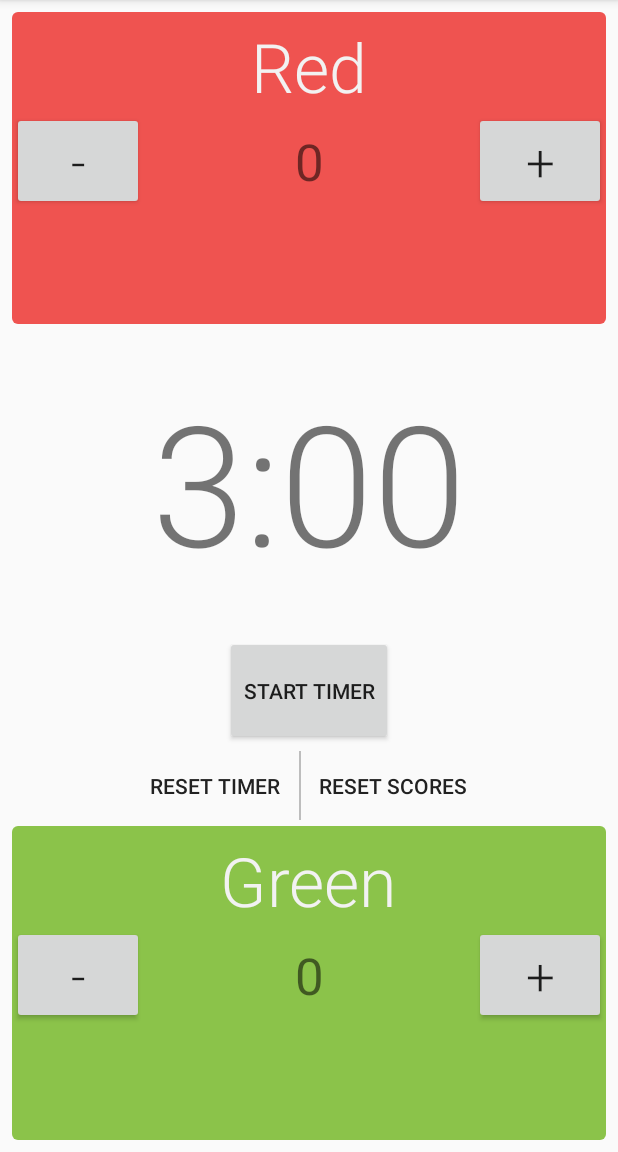
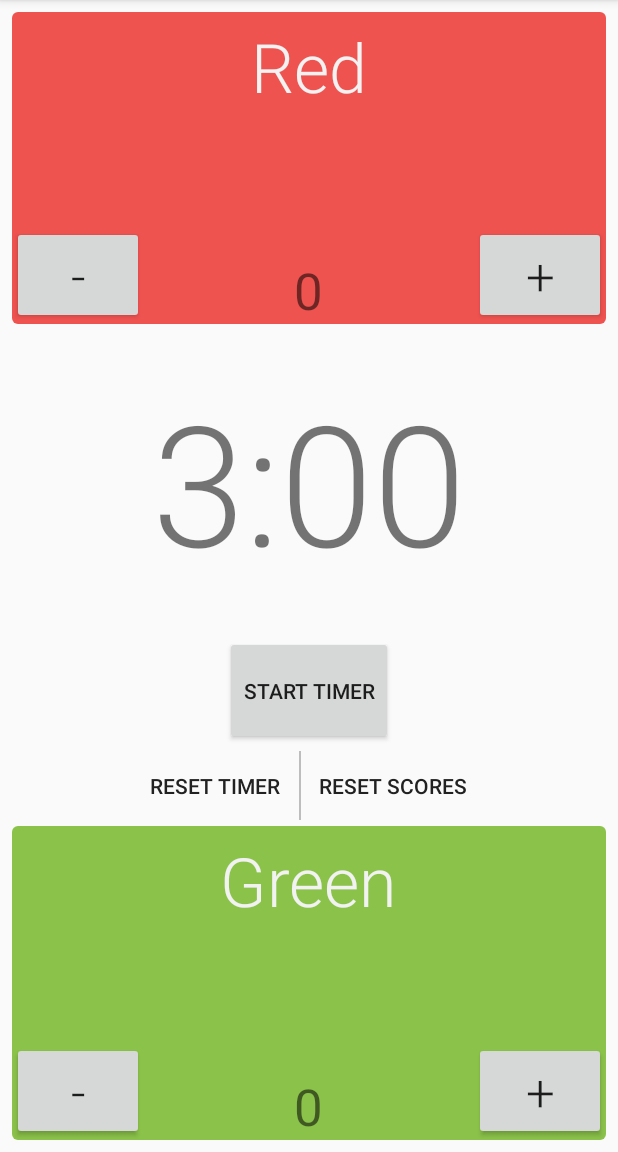
Before and after one commit to kevin-fang/FenceMe-Scorekeeper, an Android app: the screen it shows after launch (MainActivity), on a phone screen of 412 x 824 dp, the part 84-1236 px from its top. Run offline under Robolectric (Android 15) with nearby library versions, the phone set to English and light mode, and no system bars; our stand-ins replace AdMob; libraries missing offline, so code that uses them is left out: com.android.vending.

Commit message:
changed activity_main to relativelayout

```diff
--- a/app/src/main/res/layout/activity_main.xml
+++ b/app/src/main/res/layout/activity_main.xml
@@ -9,7 +9,7 @@
     android:padding="8dp"
     tools:context="com.kfang.fenceme.MainActivity">
 
-    <LinearLayout
+    <RelativeLayout
         android:layout_width="match_parent"
         android:layout_height="0dp"
         android:layout_weight="1"
@@ -19,6 +19,7 @@
         <TextView
             android:id="@+id/redSide"
             android:layout_width="wrap_content"
+            android:layout_centerHorizontal="true"
             android:layout_height="wrap_content"
             android:layout_gravity="center_horizontal"
             android:clickable="true"
@@ -31,23 +32,22 @@
             android:textColor="@color/colorNames"
             android:textSize="@dimen/player_name_size" />
 
-        <LinearLayout
-            android:layout_width="match_parent"
-            android:layout_height="match_parent">
-
         <Button
             android:id="@+id/minus_red"
             android:layout_width="wrap_content"
             android:layout_height="wrap_content"
             android:fontFamily="sans-serif-light"
+            android:layout_alignParentBottom="true"
             android:text="@string/subtract_point"
+            android:layout_alignParentStart="true"
             android:textSize="@dimen/button_text_size" />
 
         <TextView
             android:id="@+id/red_score"
-                android:layout_width="0dp"
+            android:layout_centerHorizontal="true"
+            android:layout_alignParentBottom="true"
+            android:layout_width="wrap_content"
             android:layout_height="wrap_content"
-                android:layout_weight="1"
             android:gravity="center"
             android:text="@string/no_score"
             android:textSize="@dimen/score_text_size" />
@@ -56,11 +56,12 @@
             android:id="@+id/plus_red"
             android:layout_width="wrap_content"
             android:layout_height="wrap_content"
+            android:layout_alignParentBottom="true"
+            android:layout_alignParentEnd="true"
             android:fontFamily="sans-serif-light"
             android:text="@string/add_point"
             android:textSize="@dimen/button_text_size" />
-        </LinearLayout>
-    </LinearLayout>
+    </RelativeLayout>
 
     <com.google.android.gms.ads.AdView
         android:id="@+id/adView"
@@ -128,7 +129,7 @@
             android:textColor="@color/primary_text" />
     </LinearLayout>
 
-    <LinearLayout
+    <RelativeLayout
         android:layout_width="match_parent"
         android:layout_height="0dp"
         android:layout_weight="1"
@@ -138,34 +139,35 @@
         <TextView
             android:id="@+id/greenSide"
             android:layout_width="wrap_content"
+            android:layout_centerHorizontal="true"
             android:layout_height="wrap_content"
             android:layout_gravity="center_horizontal"
             android:clickable="true"
             android:ellipsize="end"
             android:fontFamily="sans-serif-light"
             android:lines="1"
-            android:onClick="changeRedName"
+            android:onClick="changeGreenName"
             android:paddingTop="6dp"
             android:text="@string/green_side"
             android:textColor="@color/colorNames"
             android:textSize="@dimen/player_name_size" />
-
-        <LinearLayout
-            android:layout_width="match_parent"
-            android:layout_height="match_parent">
 
         <Button
             android:id="@+id/minus_green"
             android:layout_width="wrap_content"
             android:layout_height="wrap_content"
             android:fontFamily="sans-serif-light"
+            android:layout_alignParentBottom="true"
             android:text="@string/subtract_point"
+            android:layout_alignParentStart="true"
             android:textSize="@dimen/button_text_size" />
+
         <TextView
             android:id="@+id/green_score"
-                android:layout_width="0dp"
+            android:layout_centerHorizontal="true"
+            android:layout_alignParentBottom="true"
+            android:layout_width="wrap_content"
             android:layout_height="wrap_content"
-                android:layout_weight="1"
             android:gravity="center"
             android:text="@string/no_score"
             android:textSize="@dimen/score_text_size" />
@@ -174,9 +176,10 @@
             android:id="@+id/plus_green"
             android:layout_width="wrap_content"
             android:layout_height="wrap_content"
+            android:layout_alignParentBottom="true"
+            android:layout_alignParentEnd="true"
             android:fontFamily="sans-serif-light"
             android:text="@string/add_point"
             android:textSize="@dimen/button_text_size" />
+    </RelativeLayout>
 </LinearLayout>
-    </LinearLayout>
-</LinearLayout>
```
Lines whose indentation alone changed are shown as unchanged.
